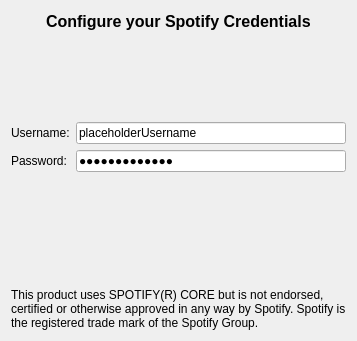
Qt form spotify/config.ui (tomahawk-player/tomahawk-resolvers) before a commit.
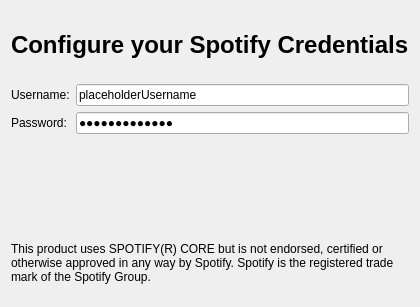
The same form after that commit. Icons and pictures are not drawn.

Commit message: some UI work on config dialog

```diff
--- a/spotify/config.ui
+++ b/spotify/config.ui
@@ -6,10 +6,16 @@
    <rect>
     <x>0</x>
     <y>0</y>
-    <width>357</width>
-    <height>341</height>
+    <width>380</width>
+    <height>307</height>
    </rect>
   </property>
+  <property name="sizePolicy">
+   <sizepolicy hsizetype="Fixed" vsizetype="Fixed">
+    <horstretch>0</horstretch>
+    <verstretch>0</verstretch>
+   </sizepolicy>
+  </property>
   <property name="windowTitle">
    <string>Form</string>
   </property>
@@ -33,7 +39,7 @@
       <widget class="QLabel" name="titleText">
        <property name="font">
         <font>
-         <pointsize>12</pointsize>
+         <pointsize>18</pointsize>
          <weight>75</weight>
          <bold>true</bold>
         </font>
@@ -61,19 +67,6 @@
      </item>
     </layout>
    </item>
-   <item>
-    <spacer name="verticalSpacer_2">
-     <property name="orientation">
-      <enum>Qt::Vertical</enum>
-     </property>
-     <property name="sizeHint" stdset="0">
-      <size>
-       <width>20</width>
-       <height>38</height>
-      </size>
-     </property>
-    </spacer>
-   </item>
    <item>
     <layout class="QFormLayout" name="formLayout">
      <item row="0" column="0">
@@ -109,19 +102,6 @@
      </item>
     </layout>
    </item>
-   <item>
-    <spacer name="verticalSpacer">
-     <property name="orientation">
-      <enum>Qt::Vertical</enum>
-     </property>
-     <property name="sizeHint" stdset="0">
-      <size>
-       <width>20</width>
-       <height>38</height>
-      </size>
-     </property>
-    </spacer>
-   </item>
    <item>
     <layout class="QHBoxLayout" name="horizontalLayout">
      <item>
@@ -164,6 +144,11 @@
    </item>
    <item>
     <widget class="QLabel" name="label">
+     <property name="font">
+      <font>
+       <pointsize>9</pointsize>
+      </font>
+     </property>
      <property name="text">
       <string>This product uses SPOTIFY(R) CORE but is not endorsed, certified or otherwise approved in any way by Spotify. Spotify is the registered trade mark of the Spotify Group.</string>
      </property>
```
Left out of the diff: 4 changed lines with no effect on the pictures.
